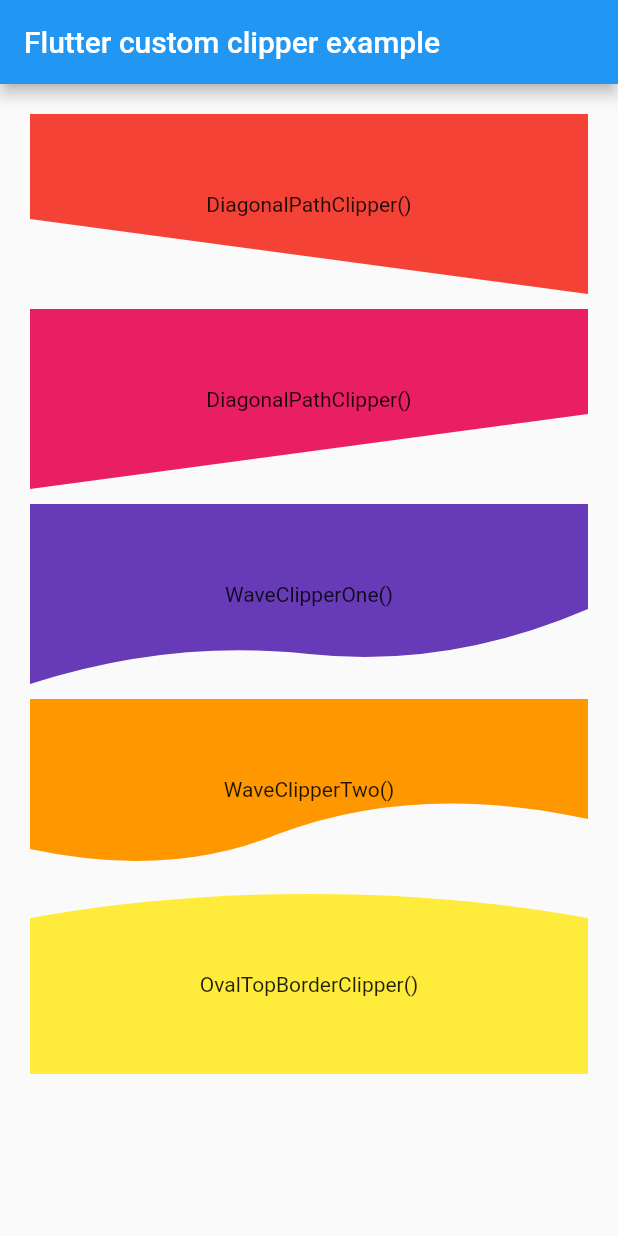
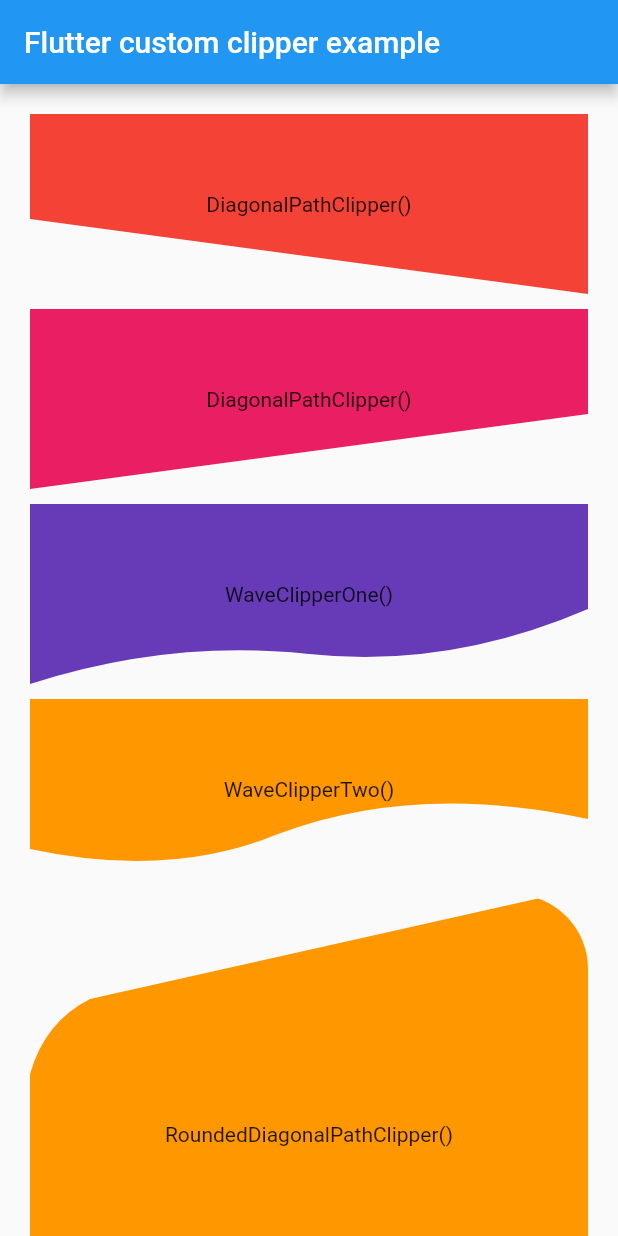
Before and after one commit to lohanidamodar/flutter_custom_clippers, a Flutter app: the screen it shows after launch, on a phone screen of 412 x 824 dp. Run offline on Flutter 3.47's test engine with Material 2 defaults, Android fonts, the phone set to English and light mode, and no system bars.

Commit message:
rounded diagonal path clipper added

```diff
--- a/example/lib/main.dart
+++ b/example/lib/main.dart
@@ -58,6 +58,18 @@ class HomeScreen extends StatelessWidget {
             ),
           ),
           SizedBox(height: 10.0,),
+          ClipPath(
+            clipper: RoundedDiagonalPathClipper(),
+            child: Container(
+              height: 320,
+              decoration: BoxDecoration(
+                borderRadius: BorderRadius.all(Radius.circular(50.0)),
+                color: Colors.orange,
+              ),
+              child: Center(child: Text("RoundedDiagonalPathClipper()")),
+            ),
+          ),
+          SizedBox(height: 10.0,),
           ClipOval(
             clipper: OvalTopBorderClipper(),
             child: Container(
--- a/lib/flutter_custom_clippers.dart
+++ b/lib/flutter_custom_clippers.dart
@@ -1,5 +1,6 @@
 export 'src/diagonal_path_clipper_1.dart';
 export 'src/diagonal_path_clipper_2.dart';
 export 'src/oval_top_border_clipper.dart';
+export 'src/rounded_diagonal_path_clipper.dart';
 export 'src/wave_clipper_1.dart';
 export 'src/wave_clipper_2.dart';
--- /dev/null
+++ b/lib/src/rounded_diagonal_path_clipper.dart
@@ -0,0 +1,21 @@
+import 'package:flutter/material.dart';
+
+class RoundedDiagonalPathClipper extends CustomClipper<Path> {
+  @override
+    Path getClip(Size size) {
+      final path = Path()
+        ..lineTo(0.0, size.height)
+        ..lineTo(size.width, size.height)
+        ..lineTo(size.width, 0.0)
+        ..quadraticBezierTo(size.width, 0.0, size.width-20.0, 0.0)
+        ..lineTo(40.0, 70.0)
+        ..quadraticBezierTo(10.0, 85.0, 0.0, 120.0)
+        ..close();
+      return path;
+    }
+
+  @override
+    bool shouldReclip(CustomClipper<Path> oldClipper) {
+      return true;
+    }
+}
```
